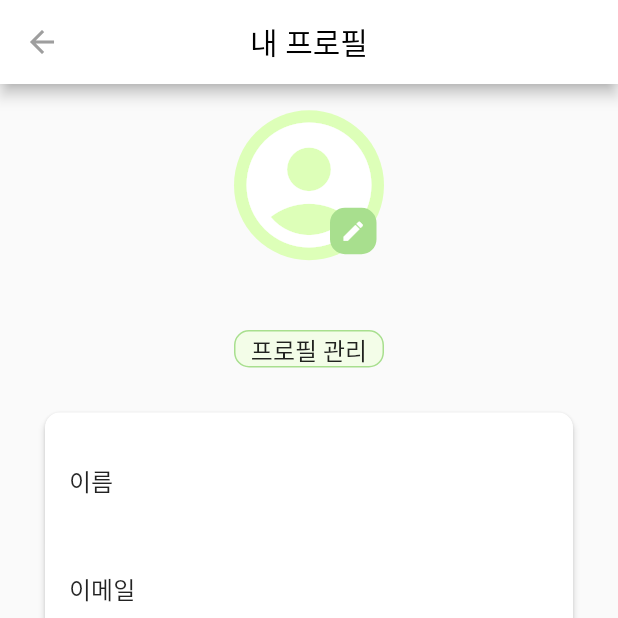
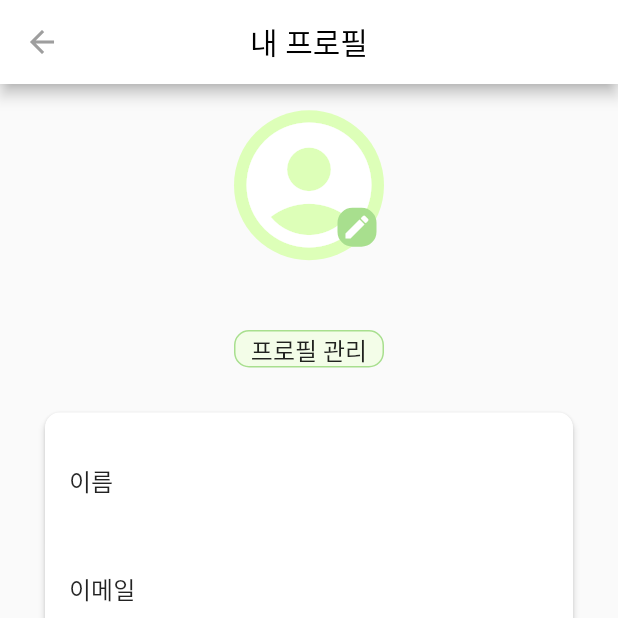
Before and after one commit to mewjeans/WITDOG_APP, a Flutter app: the UserProfileScreen screen opened by its route, on a phone screen of 412 x 824 dp, the top half of it. Run offline on Flutter 3.47's test engine with Material 2 defaults, Android fonts, the phone set to English and light mode, and no system bars; our stand-ins replace flutter_native_splash, image_picker, shared_preferences, supabase_flutter, timeago; missing offline and left inert: kakao_flutter_sdk, kakao_flutter_sdk_user, zego_uikit_prebuilt_call; accounts and stored records are empty; statements that could not run were skipped.

Commit message:
feat: my profile images Mediate

```diff
--- a/lib/screens/profile/users/user_profile_screen.dart
+++ b/lib/screens/profile/users/user_profile_screen.dart
@@ -68,9 +68,7 @@ class _UserProfileScreenState extends State<UserProfileScreen> {
           email = response['email'] as String;
           createdAt = formattedDate;
         });
-
       }
-
     } catch (error) {
       print('에러: $error'); // 에러 로그 출력
       if (error is UnimplementedError) {
@@ -89,7 +87,14 @@ class _UserProfileScreenState extends State<UserProfileScreen> {
       }
     }
   }
+  // TODO : 이미지 DB 넣는 작업 해야함
+  Future<void> _saveImage(File imageFile) async {
+    String fileName = 'profiles_image_${DateTime.now().microsecondsSinceEpoch}.jpg';
 
+    /*try {
+      final response = await supabase.from('profiles').upsert(values);
+    }*/
+  }
 
   void _onItemTapped(int index) {
     routingHelper(context, index, _selectedIndex);
@@ -157,14 +162,24 @@ class _UserProfileScreenState extends State<UserProfileScreen> {
                         size: 100,
                       ),
                     ),
+                    if (_image != null)
+                      Positioned(
+                        child: GestureDetector(
+                          onTap: getImage,
+                          child: CircleAvatar(
+                            radius: 50,
+                            backgroundImage: FileImage(_image!),
+                          ),
+                        ),
+                      ),
+                    if (_image == null)
                       Positioned(
                         top: 65,
                         right: 5,
                         child: GestureDetector(
                           onTap: getImage,
-                        child: _image == null
-                            ? Container(
-                          padding: EdgeInsets.all(5),
+                          child: Container(
+                            padding: EdgeInsets.all(1),
                             decoration: BoxDecoration(
                               color: Color(0xFFA8DF8E),
                               borderRadius: BorderRadius.circular(10),
@@ -175,12 +190,9 @@ class _UserProfileScreenState extends State<UserProfileScreen> {
                             ),
                             child: Icon(
                               Icons.edit,
-                            size: 17,
+                              size: 20,
                               color: Colors.white,
                             ),
-                        ) : CircleAvatar(
-                          radius: 50,
-                          backgroundImage: FileImage(_image!),
                           ),
                         ),
                       ),
@@ -188,6 +200,7 @@ class _UserProfileScreenState extends State<UserProfileScreen> {
                 ),
               ),
             ),
+
             Container(
               child: Text(
                username,
```
Also changed, not shown: lib/models/profile.dart (+5 -5 lines). Lines whose indentation alone changed are shown as unchanged.
